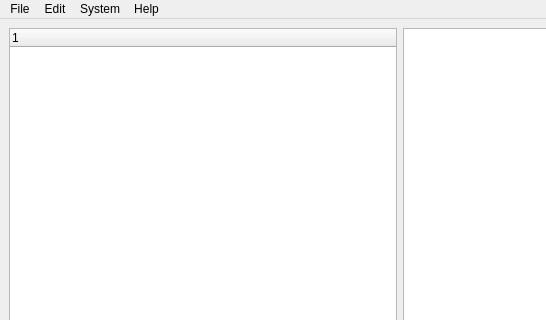
The window that gui_qt/GloxiniaConfigurator/gloxiniaconfigurator.ui (opieters/gloxinia2) describes before a commit, drawn with Qt 5; both pictures show x 0 to 546 and y 0 to 320 of the 800 by 600 pixel window.
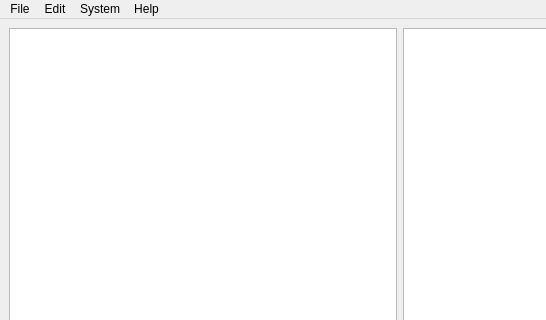
The same window after the commit.

```diff
--- a/gui_qt/GloxiniaConfigurator/gloxiniaconfigurator.ui
+++ b/gui_qt/GloxiniaConfigurator/gloxiniaconfigurator.ui
@@ -16,13 +16,7 @@
   <widget class="QWidget" name="centralwidget">
    <layout class="QHBoxLayout" name="horizontalLayout">
     <item>
-     <widget class="QTreeWidget" name="treeWidget">
-      <column>
-       <property name="text">
-        <string notr="true">1</string>
-       </property>
-      </column>
-     </widget>
+     <widget class="QTreeView" name="systemOverview"/>
     </item>
     <item>
      <widget class="QListView" name="listView"/>
```
Left out of the diff: 20 changed lines with no effect on the pictures.
